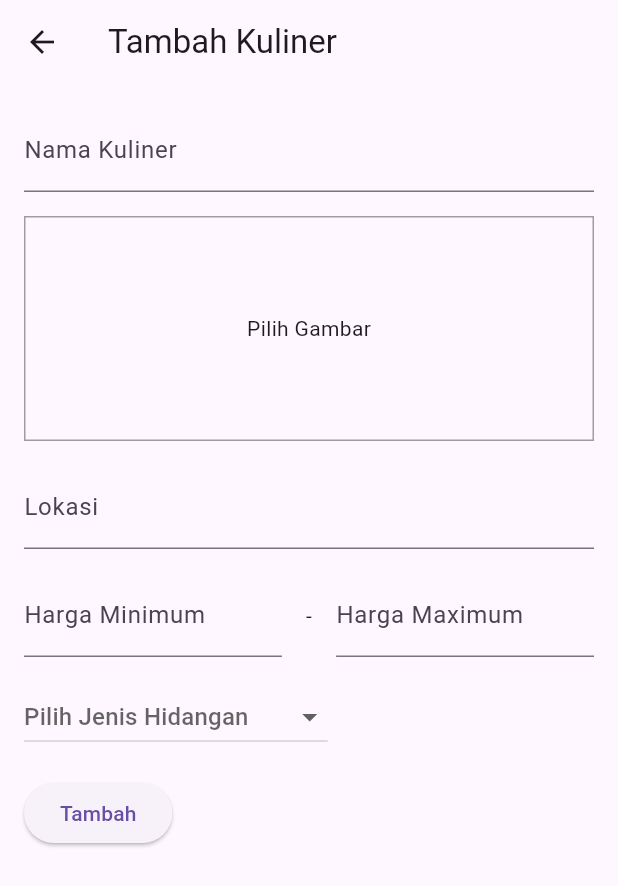
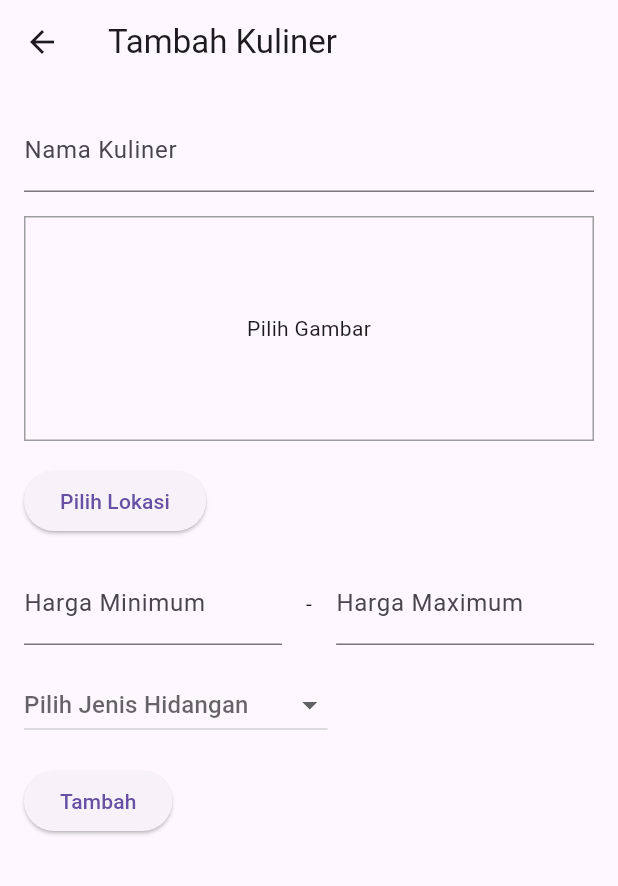
Before and after one commit to SitiMarfungahDwiLestari/kuliner_jogja, a Flutter app: the CreateScreen screen opened directly, on a phone screen of 412 x 824 dp. Shown: the top 886 px of the screen. Run offline on Flutter 3.47's test engine with Material 3 defaults, Android fonts, the phone set to English and light mode, and no system bars; our stand-ins replace geocoding, geolocator, google_maps_flutter, image_picker; network calls fail.

Commit message:
memperbaiki location

```diff
--- a/lib/screen/create_screen.dart
+++ b/lib/screen/create_screen.dart
@@ -55,13 +55,16 @@ class _CreateScreenState extends State<CreateScreen> {
               ),
               SizedBox(height: 16),
               // Input untuk lokasi
-              TextField(
-                controller: controller.locationController,
-                decoration: InputDecoration(
-                  labelText: "Lokasi",
-                  hintText: "Masukkan lokasi",
-                ),
+              ElevatedButton(
+                onPressed: () async {
+                  await controller
+                      .selectLocation(context); // Buka pemilih lokasi
+                  setState(() {}); // Perbarui tampilan setelah memilih lokasi
+                },
+                child: Text(controller.selectedLocation ??
+                    "Pilih Lokasi"), // Tampilkan teks yang benar
               ),
+
               SizedBox(height: 16),
               // Input untuk kisaran harga
               Row(
```
Also changed, not shown: lib/controller/create_controller.dart (+23 -5 lines).
